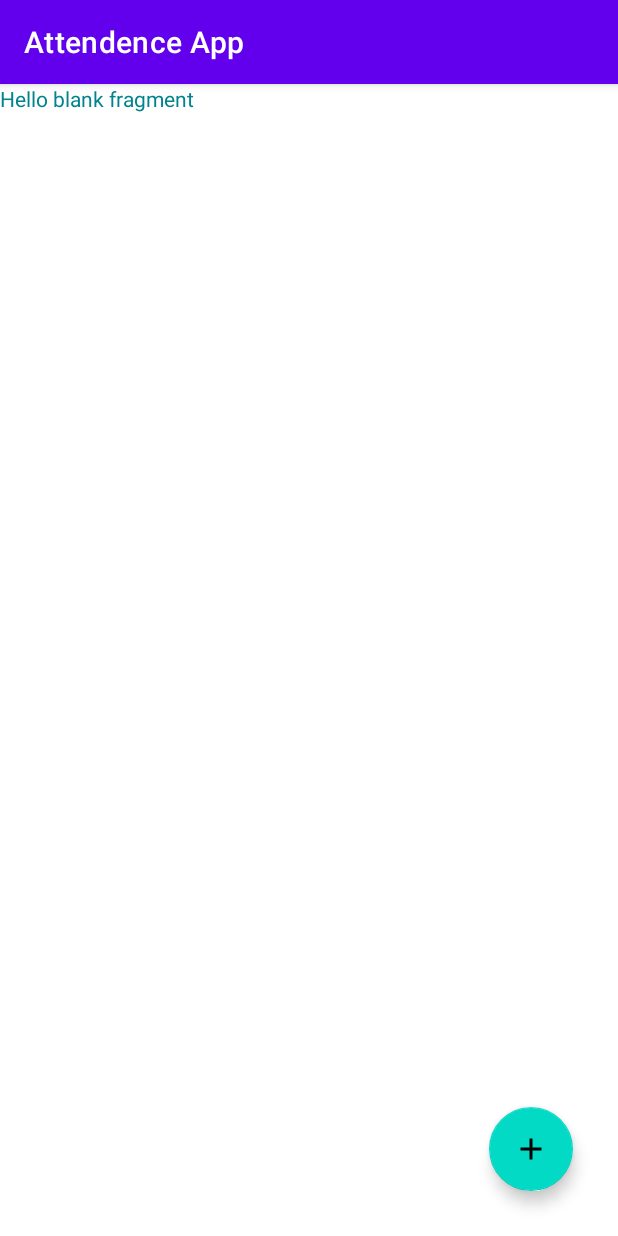
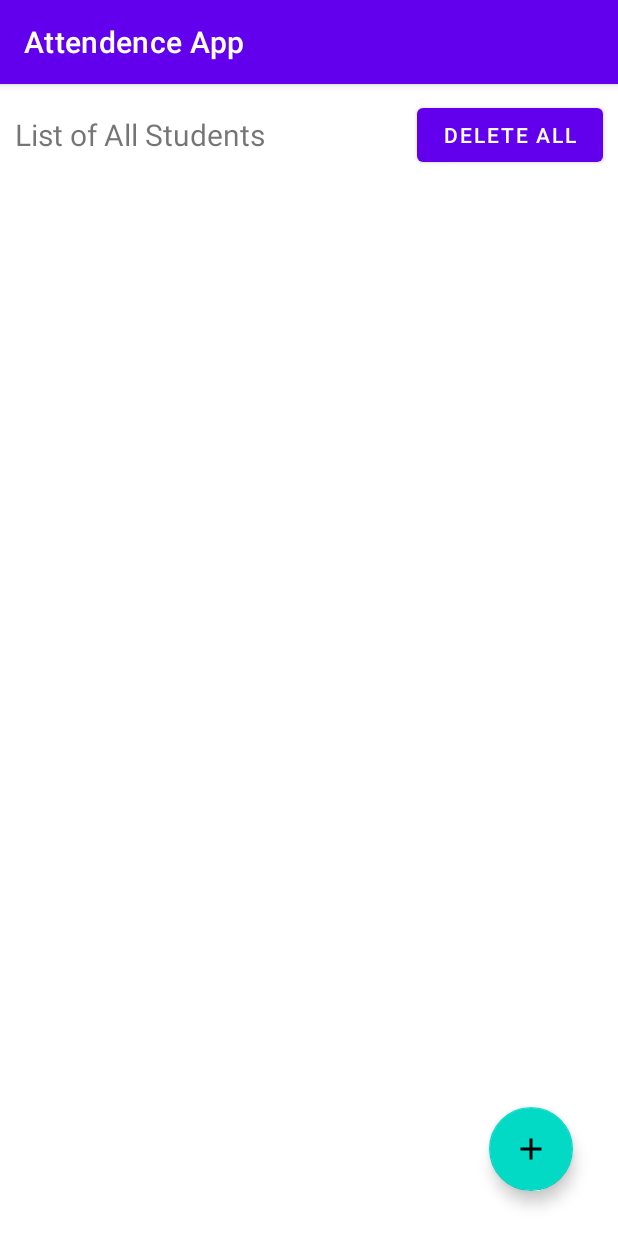
Before and after one commit to abhishekaaru/Attendance-App-Main, an Android app: the StudentFragment screen opened through its navigation route, on a phone screen of 412 x 824 dp. Run offline under Robolectric (Android 15) with nearby library versions, the phone set to English and light mode, and no system bars.

```diff
--- a/app/build.gradle
+++ b/app/build.gradle
@@ -29,6 +29,7 @@ android {
     kotlinOptions {
         jvmTarget = '1.8'
     }
+
 }
 
 dependencies {
--- a/app/src/main/java/com/example/attendenceapp/MainActivity.kt
+++ b/app/src/main/java/com/example/attendenceapp/MainActivity.kt
@@ -2,10 +2,16 @@ package com.example.attendenceapp
 
 import androidx.appcompat.app.AppCompatActivity
 import android.os.Bundle
+import androidx.lifecycle.ViewModelProvider
+import com.example.attendenceapp.addstudent.AddStudentViewModel
 
 class MainActivity : AppCompatActivity() {
+
+    lateinit var viewmodel:AddStudentViewModel
+
     override fun onCreate(savedInstanceState: Bundle?) {
         super.onCreate(savedInstanceState)
         setContentView(R.layout.activity_main)
+
     }
 }
--- a/app/src/main/java/com/example/attendenceapp/AttendenceFragment.kt
+++ b/app/src/main/java/com/example/attendenceapp/studentattendence/AttendenceFragment.kt
@@ -1,10 +1,11 @@
-package com.example.attendenceapp
+package com.example.attendenceapp.studentattendence
 
 import android.os.Bundle
 import androidx.fragment.app.Fragment
 import android.view.LayoutInflater
 import android.view.View
 import android.view.ViewGroup
+import com.example.attendenceapp.R
 
 // TODO: Rename parameter arguments, choose names that match
 // the fragment initialization parameters, e.g. ARG_ITEM_NUMBER
--- a/app/src/main/java/com/example/attendenceapp/studentdatabase/Students.kt
+++ b/app/src/main/java/com/example/attendenceapp/studentdatabase/Students.kt
@@ -5,13 +5,13 @@ import androidx.room.Entity
 import androidx.room.PrimaryKey
 
 @Entity(tableName = "student_record")
-class Students(_studentName:String,_rollNo:Int,_age:Int,_gender:Boolean) {
+class Students(_studentName:String,_rollNo:Int,_age:Int,_gender:String) {
 
     @PrimaryKey(autoGenerate = true)
     val id:Int = 0
 
     @ColumnInfo(name = "StudentName")
-    val studentName:String = _studentName
+    var studentName:String = _studentName
 
     @ColumnInfo(name = "RollNo")
     val rollNo:Int = _rollNo
@@ -20,6 +20,6 @@ class Students(_studentName:String,_rollNo:Int,_age:Int,_gender:Boolean) {
     val age:Int = _age
 
     @ColumnInfo(name = "Gender")
-    val gender:Boolean = _gender
+    val gender:String = _gender
 
 }
--- a/app/src/main/java/com/example/attendenceapp/StudentFragment.kt
+++ b/app/src/main/java/com/example/attendenceapp/studentlist/StudentFragment.kt
@@ -1,4 +1,4 @@
-package com.example.attendenceapp
+package com.example.attendenceapp.studentlist
 
 import android.os.Bundle
 import android.view.LayoutInflater
@@ -6,6 +6,7 @@ import android.view.View
 import android.view.ViewGroup
 import androidx.fragment.app.Fragment
 import androidx.navigation.fragment.findNavController
+import com.example.attendenceapp.R
 import com.google.android.material.floatingactionbutton.FloatingActionButton
 
 
--- a/app/src/main/res/layout/fragment_add_students.xml
+++ b/app/src/main/res/layout/fragment_add_students.xml
@@ -25,7 +25,7 @@
                 android:id="@+id/student_name"
                 android:layout_width="match_parent"
                 android:layout_height="match_parent"
-                android:inputType="textAutoComplete|textCapWords"
+                android:inputType="text"
                 android:singleLine="true" />
         </com.google.android.material.textfield.TextInputLayout>
 
@@ -43,7 +43,7 @@
                 android:id="@+id/Roll_no"
                 android:layout_width="match_parent"
                 android:layout_height="match_parent"
-                android:inputType="numberDecimal"
+                android:inputType="number"
                 android:singleLine="true" />
         </com.google.android.material.textfield.TextInputLayout>
 
@@ -78,7 +78,7 @@
                 android:id="@+id/autoCompleteTextView"
                 android:layout_width="match_parent"
                 android:layout_height="wrap_content"
-                android:inputType="none" />
+                android:inputType="text" />
 
         </com.google.android.material.textfield.TextInputLayout>
 
--- a/app/src/main/res/layout/fragment_student.xml
+++ b/app/src/main/res/layout/fragment_student.xml
@@ -4,15 +4,46 @@
     xmlns:tools="http://schemas.android.com/tools"
     android:layout_width="match_parent"
     android:layout_height="match_parent"
-    tools:context=".StudentFragment">
+    tools:context=".studentlist.StudentFragment">
 
-    <!-- TODO: Update blank fragment layout -->
-    <TextView
+
+    <LinearLayout
         android:layout_width="match_parent"
         android:layout_height="match_parent"
-        android:text="@string/hello_blank_fragment"
-        android:textColor="#00838F"
-        tools:ignore="TextContrastCheck,TextContrastCheck,TextContrastCheck,TextContrastCheck,TextContrastCheck,TextContrastCheck,TextContrastCheck" />
+        android:orientation="vertical">
+
+        <LinearLayout
+            android:layout_width="match_parent"
+            android:layout_height="wrap_content"
+            android:orientation="horizontal">
+
+            <TextView
+                android:layout_width="0dp"
+                android:layout_weight="2"
+                android:layout_height="wrap_content"
+                android:text="List of All Students"
+                android:textSize="20dp"
+                android:layout_margin="10dp"
+                android:layout_gravity="center"/>
+
+            <Button
+                android:id="@+id/delete_all_student"
+                android:layout_width="0dp"
+                android:layout_weight="1"
+                android:layout_height="wrap_content"
+                android:text="Delete all"
+                android:layout_gravity="center|right"
+                android:layout_margin="10dp"/>
+
+        </LinearLayout>
+
+        <androidx.recyclerview.widget.RecyclerView
+            android:id="@+id/student_list_recyclerview"
+            android:layout_width="match_parent"
+            android:layout_height="match_parent"
+            android:layout_margin="10dp"/>
+
+    </LinearLayout>
 
     <com.google.android.material.floatingactionbutton.FloatingActionButton
         android:id="@+id/add_student_float_btn"
--- a/app/src/main/res/navigation/main_navigation.xml
+++ b/app/src/main/res/navigation/main_navigation.xml
@@ -21,12 +21,12 @@
     </fragment>
     <fragment
         android:id="@+id/attendenceFragment"
-        android:name="com.example.attendenceapp.AttendenceFragment"
+        android:name="com.example.attendenceapp.studentattendence.AttendenceFragment"
         android:label="fragment_attendence"
         tools:layout="@layout/fragment_attendence" />
     <fragment
         android:id="@+id/studentFragment"
-        android:name="com.example.attendenceapp.StudentFragment"
+        android:name="com.example.attendenceapp.studentlist.StudentFragment"
         android:label="fragment_student"
         tools:layout="@layout/fragment_student" >
         <action
@@ -36,7 +36,7 @@
     </fragment>
     <fragment
         android:id="@+id/addStudents"
-        android:name="com.example.attendenceapp.AddStudents"
+        android:name="com.example.attendenceapp.addstudent.AddStudents"
         android:label="Add New Student"
         tools:layout="@layout/fragment_add_students" />
 </navigation>
```
Also changed, not shown: app/src/main/java/com/example/attendenceapp/AddStudents.kt (deleted, +0 -67 lines), app/src/main/java/com/example/attendenceapp/addstudent/AddStudentViewModel.kt (added, +28 -0 lines), app/src/main/java/com/example/attendenceapp/addstudent/AddStudents.kt (added, +67 -0 lines), app/src/main/java/com/example/attendenceapp/addstudent/AddStudentsViewModelFactory.kt (added, +13 -0 lines), app/src/main/java/com/example/attendenceapp/studentdatabase/StudentsRepo.kt (+2 -6 lines).
